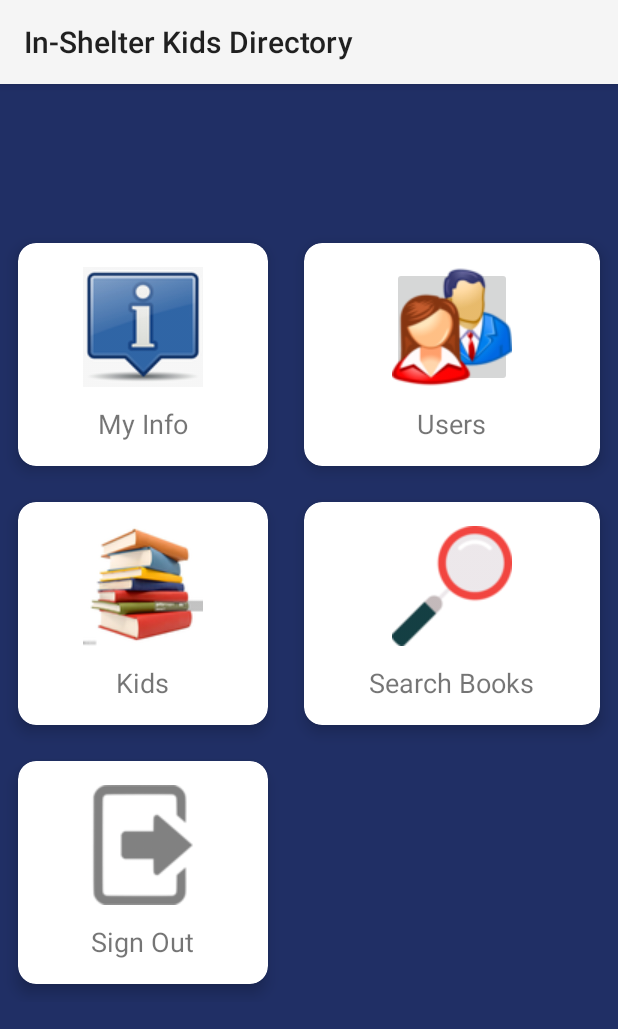
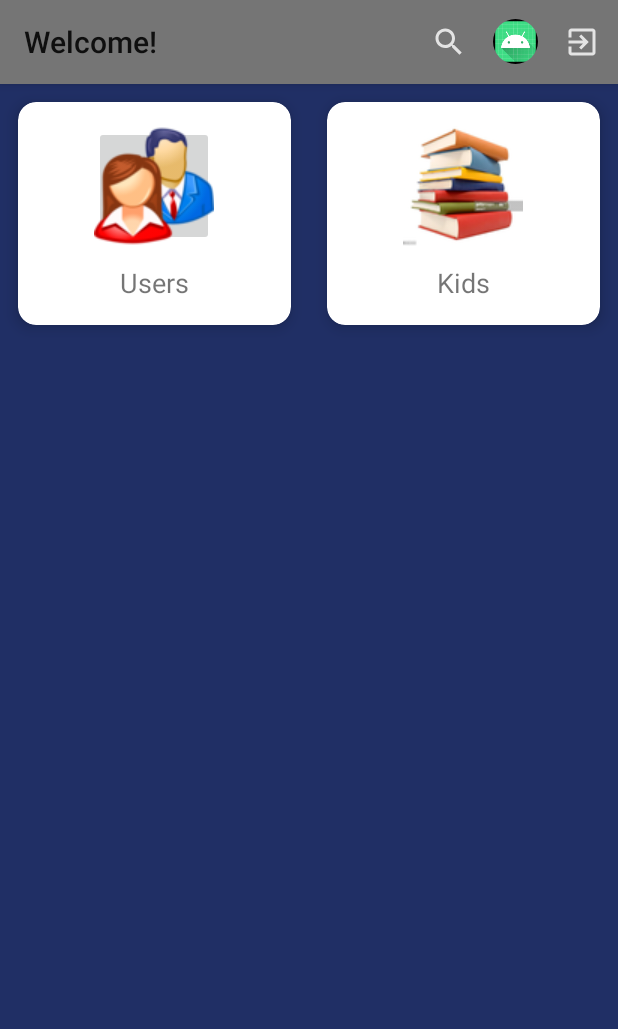
Before and after one commit to vaibhavchugh17/In-ShelterKidsDirectory, an Android app: the HomePage screen opened directly, with no data from a screen before it, on a phone screen of 412 x 824 dp. Shown: the top 1029 px of the screen. Run offline under Robolectric (Android 15) with nearby library versions, the phone set to English and light mode, and no system bars; our stand-ins replace CircleImageView, Firebase (no records; nobody signed in at launch, a user with empty details on screens opened directly); pictures from the network do not load; 4 statements that could not run were skipped.

Commit message:
Design Changes

```diff
--- a/InShelterKidsDirectory/app/build.gradle
+++ b/InShelterKidsDirectory/app/build.gradle
@@ -66,6 +66,8 @@
     testImplementation 'org.junit.jupiter:junit-jupiter-api:5.0.1'
     testRuntimeOnly 'org.junit.jupiter:junit-jupiter-engine:5.0.1'
 
+    implementation 'de.hdodenhof:circleimageview:3.0.0'
+
 
 
 }
--- a/InShelterKidsDirectory/app/src/main/AndroidManifest.xml
+++ b/InShelterKidsDirectory/app/src/main/AndroidManifest.xml
@@ -18,7 +18,7 @@
         android:label="@string/app_name"
         android:roundIcon="@mipmap/ic_launcher_round"
         android:supportsRtl="true"
-        android:theme="@style/Theme.AppCompat.Light">
+        android:theme="@style/Theme.AppCompat.Light.NoActionBar">
         <activity
             android:name=".AddNote"
             android:label="@string/title_activity_add_note"/>
--- a/InShelterKidsDirectory/app/src/main/java/com/example/in_shelterkidsdirectory/HomePage.java
+++ b/InShelterKidsDirectory/app/src/main/java/com/example/in_shelterkidsdirectory/HomePage.java
@@ -1,10 +1,15 @@
 package com.example.in_shelterkidsdirectory;
 
+import android.content.Context;
 import android.content.Intent;
 import android.net.Uri;
 import android.os.Build;
 import android.os.Bundle;
 import android.util.Log;
+import android.view.Gravity;
+import android.view.LayoutInflater;
+import android.view.Menu;
+import android.view.MenuItem;
 import android.view.View;
 import android.widget.ImageButton;
 import android.widget.ImageView;
@@ -13,7 +18,9 @@
 
 import androidx.annotation.NonNull;
 import androidx.annotation.RequiresApi;
+import androidx.appcompat.app.ActionBar;
 import androidx.appcompat.app.AppCompatActivity;
+import androidx.core.view.MenuItemCompat;
 
 import com.bumptech.glide.Glide;
 import com.google.android.gms.tasks.OnCompleteListener;
@@ -28,18 +35,18 @@
 
 import java.util.Map;
 
+import de.hdodenhof.circleimageview.CircleImageView;
+
 //As soon as the user successfully logs in, this activity gets invoked. This is the home page of the user.
 public class HomePage extends AppCompatActivity implements ImageFragment.OnFragmentInteractionListener {
     public static final String EXTRA_MESSAGE2 = "com.example.dlpbgj.MESSAGE2";
 
-    ImageButton info_button;
     ImageButton userProfiles;
     ImageButton KidsButton;
-    ImageButton search;
-    ImageButton signOut;
     FirebaseStorage storage;
     FirebaseFirestore Userdb;
     private User currentUser;
+    StorageReference storageReference;
 
     /**
      * Activity is launched when a user successfully signs in.
@@ -50,17 +57,19 @@
     protected void onCreate(Bundle savedInstanceState) {
         super.onCreate(savedInstanceState);
         setContentView(R.layout.activity_home_page);
+        setSupportActionBar(findViewById(R.id.my_toolbar));
+
 
         currentUser = (User) getIntent().getSerializableExtra(MainActivity.EXTRA_MESSAGE1);//Catching the user object given by the MainActivity
-        info_button = findViewById(R.id.MyInfo);
+        ActionBar actionBar = getSupportActionBar();
+        actionBar.setTitle("Welcome!");
+
+
+
         userProfiles = findViewById(R.id.UserProfiles);
         KidsButton = findViewById(R.id.AllKids);
-        search = findViewById(R.id.Search);
-        signOut = findViewById(R.id.SignOut);
-        final ImageView profile = findViewById(R.id.Profile);
         storage = FirebaseStorage.getInstance();
-        final StorageReference storageReference = storage.getReference();
-        final TextView userName = findViewById(R.id.MyName);
+        storageReference = storage.getReference();
         Userdb = FirebaseFirestore.getInstance();
         final String success = "Signed Out!";
 
@@ -97,18 +106,6 @@
                         }
                         name += "'s Library";
 
-                        userName.setText(name);
-                        StorageReference imagesRef = storageReference.child("images/" + currentUser.getUsername());
-                        imagesRef.getDownloadUrl().addOnSuccessListener(new OnSuccessListener<Uri>() {
-                            @Override
-                            public void onSuccess(Uri downloadUrl) {
-                                Glide
-                                        .with(getApplicationContext())
-                                        .load(downloadUrl.toString())
-                                        .centerCrop()
-                                        .into(profile);
-                            }
-                        });
                     }
                 } else {
                     Log.d("HomePage", "User get failed with ", task.getException());
@@ -129,19 +126,7 @@
                 startActivity(intent);
             }
         });
-        /**
-         * on press of signOut, user is signed out and sent back to the main activity
-         */
 
-        signOut.setOnClickListener(new View.OnClickListener() {
-            @Override
-            public void onClick(View view) {
-                Intent nIntent = new Intent(view.getContext(), MainActivity.class);
-                Toast toast = Toast.makeText(view.getContext(), success, Toast.LENGTH_SHORT);
-                toast.show();
-                startActivity(nIntent);
-            }
-        });
         /**
          * on press of button UserProfiles
          * is initialized
@@ -155,47 +140,68 @@
                 startActivity(intent);
             }
         });
-        /**
-         * on press of button info_button the activity to User info
-         * is initialized
-         */
 
-        info_button.setOnClickListener(new View.OnClickListener() {
+
+
+
+    }
+
+    @Override
+    public boolean onCreateOptionsMenu(Menu menu) {
+
+        getMenuInflater().inflate(R.menu.main,menu);
+        StorageReference imagesRef = storageReference.child("images/" + currentUser.getUsername());
+        MenuItem menuItem = menu.findItem(R.id.itemProfile);
+        View view = MenuItemCompat.getActionView((MenuItem) menuItem);
+        CircleImageView profileImage = view.findViewById(R.id.appbar_profile_image);
+
+        imagesRef.getDownloadUrl().addOnSuccessListener(new OnSuccessListener<Uri>() {
             @Override
-            public void onClick(View view) {
-                Intent intent = new Intent(getApplicationContext(), UserProfile.class);
-                intent.putExtra("User", currentUser);
-                startActivity(intent);
-            }
-        });
-        /**
-         * on press of button Search the activity to search through all the kids
-         * is initialized
-         */
-
-        search.setOnClickListener(new View.OnClickListener() {
-            @Override
-            public void onClick(View v) {
-                Intent intent = new Intent(getApplicationContext(), Search_by_descr.class);
-                intent.putExtra("User", currentUser);
-                startActivity(intent);
+            public void onSuccess(Uri downloadUrl) {
+                Glide
+                        .with(getApplicationContext())
+                        .load(downloadUrl.toString())
+                        .centerCrop()
+                        .into(profileImage);
             }
         });
 
 
-        /**
-         * on press of button my info the activity to configure my info
-         * is initialized
-         */
-        profile.setOnClickListener(new View.OnClickListener() {
+        profileImage.setOnClickListener(new View.OnClickListener() {
             @Override
-            public void onClick(View view) {
-                ImageFragment fragment = ImageFragment.newInstance(currentUser);
-                fragment.show(getSupportFragmentManager(), "Profile Picture");
+            public void onClick(View v) {
+                Intent intent = new Intent(getApplicationContext(), UserProfile.class);
+                intent.putExtra("User", currentUser);
+                startActivity(intent);
+
             }
         });
 
+        return super.onCreateOptionsMenu(menu);
+    }
 
+    @Override
+    public boolean onOptionsItemSelected(@NonNull MenuItem item) {
+
+        switch(item.getItemId()){
+
+            case R.id.itemSearch:
+                Intent intent = new Intent(getApplicationContext(), Search_by_descr.class);
+                intent.putExtra("User", currentUser);
+                startActivity(intent);
+                break;
+            case R.id.itemProfile:
+                Toast.makeText(this,"profileClicked",Toast.LENGTH_SHORT).show();
+                break;
+            case R.id.itemLogOut:
+                Intent nIntent = new Intent(HomePage.this, MainActivity.class);
+                Toast toast = Toast.makeText(HomePage.this, "Signed Out!", Toast.LENGTH_SHORT);
+                toast.show();
+                startActivity(nIntent);
+                break;
+        }
+
+        return super.onOptionsItemSelected(item);
     }
 
     @Override
--- a/InShelterKidsDirectory/app/src/main/java/com/example/in_shelterkidsdirectory/UserProfile.java
+++ b/InShelterKidsDirectory/app/src/main/java/com/example/in_shelterkidsdirectory/UserProfile.java
@@ -50,7 +50,7 @@
  */
 
 
-public class UserProfile extends AppCompatActivity {
+public class UserProfile extends AppCompatActivity implements kidImageFragment.OnFragmentInteractionListener {
 
     private final int REQUEST = 22;
     FirebaseStorage storage;
@@ -163,6 +163,14 @@
                 }
             }
         });
+
+//        imageView.setOnClickListener(new View.OnClickListener() {
+//            @Override
+//            public void onClick(View view) {
+//                ImageFragment fragment = ImageFragment.newInstance(user);
+//                fragment.show(getSupportFragmentManager(), "Profile Picture");
+//            }
+//        });
         back.setOnClickListener(new View.OnClickListener() {
             @Override
             public void onClick(View view) {
--- /dev/null
+++ b/InShelterKidsDirectory/app/src/main/res/drawable-anydpi/logout.xml
@@ -0,0 +1,11 @@
+<vector xmlns:android="http://schemas.android.com/apk/res/android"
+    android:width="24dp"
+    android:height="24dp"
+    android:viewportWidth="24"
+    android:viewportHeight="24"
+    android:tint="#FFFFFF"
+    android:alpha="0.8">
+  <path
+      android:fillColor="@android:color/white"
+      android:pathData="M10.09,15.59L11.5,17l5,-5 -5,-5 -1.41,1.41L12.67,11H3v2h9.67l-2.58,2.59zM19,3H5c-1.11,0 -2,0.9 -2,2v4h2V5h14v14H5v-4H3v4c0,1.1 0.89,2 2,2h14c1.1,0 2,-0.9 2,-2V5c0,-1.1 -0.9,-2 -2,-2z"/>
+</vector>
--- /dev/null
+++ b/InShelterKidsDirectory/app/src/main/res/drawable-anydpi/search.xml
@@ -0,0 +1,11 @@
+<vector xmlns:android="http://schemas.android.com/apk/res/android"
+    android:width="24dp"
+    android:height="24dp"
+    android:viewportWidth="24"
+    android:viewportHeight="24"
+    android:tint="#FFFFFF"
+    android:alpha="0.8">
+  <path
+      android:fillColor="@android:color/white"
+      android:pathData="M15.5,14h-0.79l-0.28,-0.27C15.41,12.59 16,11.11 16,9.5 16,5.91 13.09,3 9.5,3S3,5.91 3,9.5 5.91,16 9.5,16c1.61,0 3.09,-0.59 4.23,-1.57l0.27,0.28v0.79l5,4.99L20.49,19l-4.99,-5zM9.5,14C7.01,14 5,11.99 5,9.5S7.01,5 9.5,5 14,7.01 14,9.5 11.99,14 9.5,14z"/>
+</vector>
--- a/InShelterKidsDirectory/app/src/main/res/layout/activity_home_page.xml
+++ b/InShelterKidsDirectory/app/src/main/res/layout/activity_home_page.xml
@@ -1,4 +1,6 @@
 <?xml version="1.0" encoding="utf-8"?>
+
+
 <ScrollView
     xmlns:android="http://schemas.android.com/apk/res/android"
     xmlns:app="http://schemas.android.com/apk/res-auto"
@@ -8,35 +10,17 @@
     android:background="#202F65"
     tools:context=".MainActivity">
 
+
+
     <LinearLayout
         android:orientation="vertical"
         android:layout_width="match_parent"
         android:layout_height="match_parent" >
 
-        <RelativeLayout
-            android:layout_marginTop="32dp"
-            android:layout_marginLeft="20dp"
-            android:layout_marginRight="20dp"
-            android:layout_width="match_parent"
-            android:layout_height="wrap_content">
+       <include
+           layout="@layout/appbar"/>
 
-            <TextView
-                android:id="@+id/MyName"
-                android:layout_width="wrap_content"
-                android:layout_height="wrap_content"
-                android:textColor="#FFFFFF"
-                android:textSize="25sp"
-                android:textStyle="italic" />
 
-            <ImageView
-                android:id="@+id/Profile"
-                android:layout_alignParentRight="true"
-                android:layout_width="62dp"
-                android:layout_height="62dp">
-
-            </ImageView>
-
-        </RelativeLayout>
 
         <GridLayout
             android:columnCount="2"
@@ -46,39 +30,6 @@
             android:layout_width="match_parent"
             android:layout_height="wrap_content">
 
-            <androidx.cardview.widget.CardView
-                android:layout_columnWeight = "1"
-                android:layout_rowWeight="1"
-                app:cardElevation="6dp"
-                app:cardCornerRadius="12dp"
-                android:layout_width="wrap_content"
-                android:layout_height="wrap_content"
-                android:layout_margin="12dp">
-
-                <LinearLayout
-                    android:orientation="vertical"
-                    android:padding="16dp"
-                    android:gravity="center"
-                    android:layout_width="match_parent"
-                    android:layout_height="wrap_content">
-
-                    <ImageButton
-                        android:id="@+id/MyInfo"
-                        android:src="@drawable/info"
-                        android:layout_width="80dp"
-                        android:layout_height="80dp">
-                    </ImageButton>
-
-                    <TextView
-                        android:layout_marginTop="12dp"
-                        android:textSize="18sp"
-                        android:text="My Info"
-                        android:layout_width="wrap_content"
-                        android:layout_height="wrap_content">
-                    </TextView>
-                </LinearLayout>
-
-            </androidx.cardview.widget.CardView>
             <androidx.cardview.widget.CardView
                 android:layout_columnWeight = "1"
                 android:layout_rowWeight="1"
@@ -145,76 +96,11 @@
                     android:textSize="18sp"></TextView>
             </LinearLayout>
 
-        </androidx.cardview.widget.CardView><androidx.cardview.widget.CardView
-            android:layout_columnWeight = "1"
-            android:layout_rowWeight="1"
-            app:cardElevation="6dp"
-            app:cardCornerRadius="12dp"
-            android:layout_width="wrap_content"
-            android:layout_height="wrap_content"
-            android:layout_margin="12dp">
-
-            <LinearLayout
-                android:orientation="vertical"
-                android:padding="16dp"
-                android:gravity="center"
-                android:layout_width="match_parent"
-                android:layout_height="wrap_content">
-
-                <ImageButton
-                    android:id="@+id/Search"
-                    android:src="@drawable/search"
-                    android:layout_width="80dp"
-                    android:layout_height="80dp">
-                </ImageButton>
-
-                <TextView
-                    android:layout_marginTop="12dp"
-                    android:textSize="18sp"
-                    android:text="Search Books"
-                    android:layout_width="wrap_content"
-                    android:layout_height="wrap_content">
-                </TextView>
-            </LinearLayout>
-
         </androidx.cardview.widget.CardView>
 
 
 
 
-            <androidx.cardview.widget.CardView
-            android:layout_columnWeight = "1"
-            android:layout_rowWeight="1"
-            app:cardElevation="6dp"
-            app:cardCornerRadius="12dp"
-            android:layout_width="wrap_content"
-            android:layout_height="wrap_content"
-            android:layout_margin="12dp">
-
-            <LinearLayout
-                android:orientation="vertical"
-                android:padding="16dp"
-                android:gravity="center"
-                android:layout_width="match_parent"
-                android:layout_height="wrap_content">
-
-                <ImageButton
-                    android:id="@+id/SignOut"
-                    android:src="@drawable/signout"
-                    android:layout_width="80dp"
-                    android:layout_height="80dp">
-                </ImageButton>
-
-                <TextView
-                    android:layout_marginTop="12dp"
-                    android:textSize="18sp"
-                    android:text="Sign Out"
-                    android:layout_width="wrap_content"
-                    android:layout_height="wrap_content">
-                </TextView>
-            </LinearLayout>
-
-        </androidx.cardview.widget.CardView>
 
         </GridLayout>
     </LinearLayout>
--- /dev/null
+++ b/InShelterKidsDirectory/app/src/main/res/layout/appbar.xml
@@ -0,0 +1,12 @@
+<?xml version="1.0" encoding="utf-8"?>
+<androidx.appcompat.widget.Toolbar xmlns:android="http://schemas.android.com/apk/res/android"
+    xmlns:app="http://schemas.android.com/apk/res-auto"
+    android:id="@+id/my_toolbar"
+    android:layout_width="match_parent"
+    android:layout_height="?attr/actionBarSize"
+    android:background="?attr/colorPrimaryDark"
+    android:elevation="4dp"
+    android:theme="@style/ThemeOverlay.AppCompat.ActionBar"
+    app:popupTheme="@style/ThemeOverlay.AppCompat.Light">
+
+</androidx.appcompat.widget.Toolbar>
--- /dev/null
+++ b/InShelterKidsDirectory/app/src/main/res/layout/profile_menu_layout.xml
@@ -0,0 +1,17 @@
+<?xml version="1.0" encoding="utf-8"?>
+<FrameLayout
+    xmlns:android="http://schemas.android.com/apk/res/android"
+    android:layout_width="wrap_content"
+    android:layout_height="wrap_content"
+    android:clipToPadding="false"
+    android:padding="5dp"
+    android:clickable="true"
+    >
+
+    <de.hdodenhof.circleimageview.CircleImageView
+        android:id="@+id/appbar_profile_image"
+        android:layout_width="30dp"
+        android:layout_height="30dp"
+        android:src="@mipmap/ic_launcher"/>
+
+</FrameLayout>
--- /dev/null
+++ b/InShelterKidsDirectory/app/src/main/res/menu/main.xml
@@ -0,0 +1,22 @@
+<?xml version="1.0" encoding="utf-8"?>
+<menu xmlns:android="http://schemas.android.com/apk/res/android"
+    xmlns:app="http://schemas.android.com/apk/res-auto">
+
+
+    <item android:title="Search"
+        android:id="@+id/itemSearch"
+        android:orderInCategory="100"
+        app:showAsAction="always"
+        android:icon="@drawable/search" />
+    <item android:title="MyProfile"
+        android:id="@+id/itemProfile"
+        android:orderInCategory="101"
+        app:showAsAction="ifRoom"
+        app:actionLayout="@layout/profile_menu_layout"/>
+    <item android:title="Logout"
+        android:id="@+id/itemLogOut"
+        android:orderInCategory="102"
+        app:showAsAction="ifRoom"
+        android:icon="@drawable/logout"
+        />
+</menu>
```
Also changed, not shown: InShelterKidsDirectory/app/src/main/res/drawable-hdpi/logout.png (added), InShelterKidsDirectory/app/src/main/res/drawable-hdpi/search.png (added), InShelterKidsDirectory/app/src/main/res/drawable-mdpi/logout.png (added), InShelterKidsDirectory/app/src/main/res/drawable-mdpi/search.png (added), InShelterKidsDirectory/app/src/main/res/drawable-xhdpi/logout.png (added), InShelterKidsDirectory/app/src/main/res/drawable-xhdpi/search.png (added), InShelterKidsDirectory/app/src/main/res/drawable-xxhdpi/logout.png (added), InShelterKidsDirectory/app/src/main/res/drawable-xxhdpi/search.png (added).
